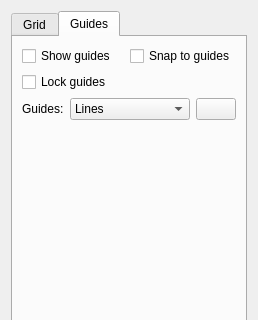
Before: the Qt Designer form plugins/dockers/griddocker/grid_config_widget.ui in KDE/krita, drawn with Qt 5; both pictures show x 0 to 258 and y 0 to 320 of the 258 by 527 pixel window.
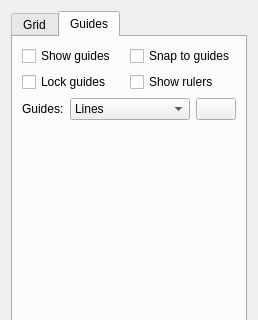
After: the same form once the commit is applied. The open tabs and pages were chosen to show the change. Custom widgets are drawn as their Qt base class.

Commit message:
Add "Show Rulers" checkbox to "Grid and Guides" docker
Summary: this is a patch for -  Bug 361783 - JJ:Add "Show Rulers" checkbox to "Grid and Guides" docker .

Test Plan: First created a showRulers checkbox and then connected it to the view rulers checkbox in menu

Reviewers: #krita, dkazakov

Reviewed By: #krita, dkazakov

Subscribers: dkazakov, rempt, woltherav, #krita

Tags: #krita

Diff of the .ui file:
```diff
--- a/plugins/dockers/griddocker/grid_config_widget.ui
+++ b/plugins/dockers/griddocker/grid_config_widget.ui
@@ -589,6 +589,13 @@
              </property>
             </widget>
            </item>
+           <item row="1" column="1">
+            <widget class="QCheckBox" name="chkShowRulers">
+             <property name="text">
+              <string>Show rulers</string>
+             </property>
+            </widget>
+           </item>
           </layout>
          </item>
          <item>
```
Left out of the diff: 2 changed lines with no effect on the pictures. The commit also changes 3 other files.
